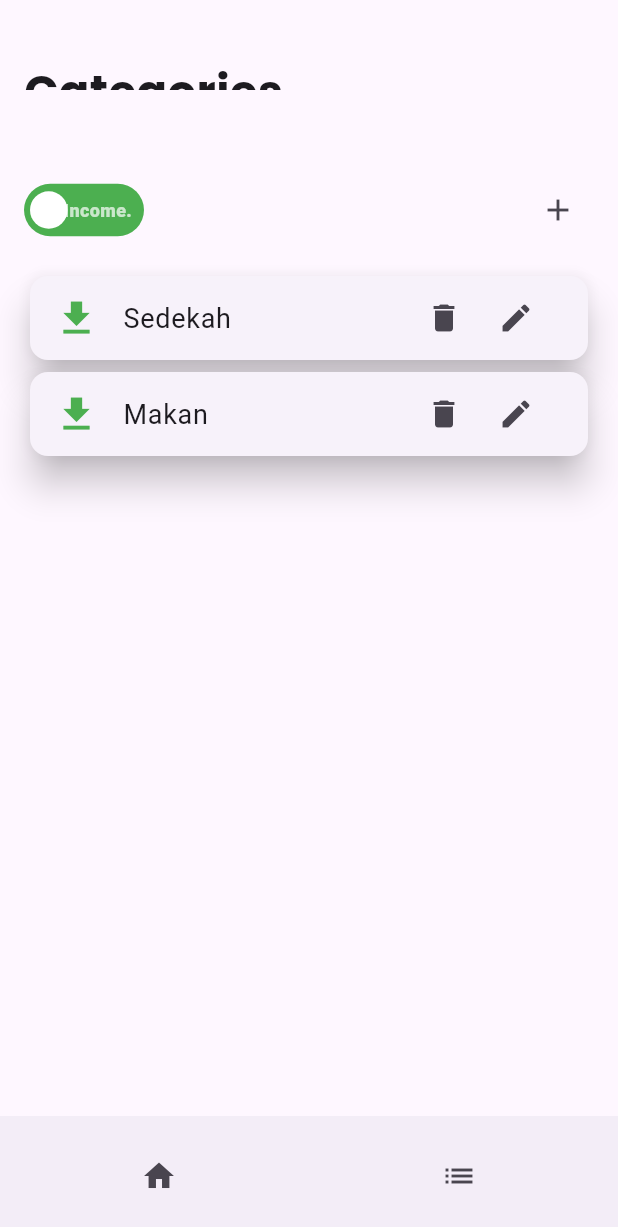
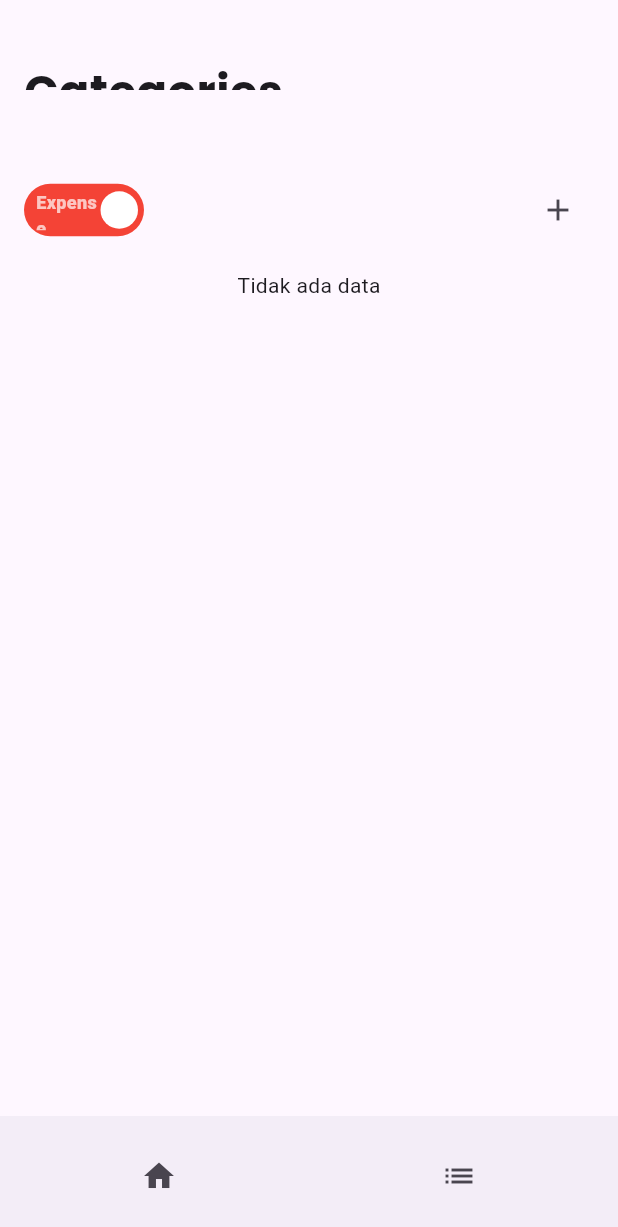
Before and after one commit to nandainun/Moneyman, a Flutter app: the screen it shows after launch, after a tap on the "list" icon, on a phone screen of 412 x 824 dp. Shown: the top 1227 px of the screen. Run offline on Flutter 3.47's test engine with Material 3 defaults, Android fonts, the phone set to English and light mode, and no system bars; drawn by our look-alikes of flutter_switch; our stand-ins replace drift, google_fonts, sqlite3_flutter_libs; missing offline and left inert: calendar_appbar, material_dialogs, sqlite3; accounts and stored records are empty; generated files the repository leaves out were written again.

Commit message:
Insert category

```diff
--- /dev/null
+++ b/lib/models/database.dart
@@ -0,0 +1,79 @@
+// These imports are necessary to open the sqlite3 database
+import 'dart:io';
+
+import 'package:drift/drift.dart';
+import 'package:drift/native.dart';
+import 'package:path_provider/path_provider.dart';
+import 'package:path/path.dart' as p;
+import 'package:sqlite3/sqlite3.dart';
+import 'package:sqlite3_flutter_libs/sqlite3_flutter_libs.dart';
+
+part 'database.g.dart';
+
+@DataClassName('Category')
+class Categories extends Table {
+  IntColumn get id => integer().autoIncrement()();
+  TextColumn get name => text().withLength(max: 128)();
+  IntColumn get type => integer()();
+  DateTimeColumn get createdAt => dateTime()();
+  DateTimeColumn get updatedAt => dateTime()();
+  DateTimeColumn get deletedAt => dateTime().nullable()();
+}
+
+class Transactions extends Table {
+  IntColumn get id => integer().autoIncrement()();
+  TextColumn get name => text().withLength(max: 128)();
+  IntColumn get category_id => integer()();
+  DateTimeColumn get transaction_date => dateTime()();
+  IntColumn get amount => integer()();
+  DateTimeColumn get createdAt => dateTime()();
+  DateTimeColumn get updatedAt => dateTime()();
+  DateTimeColumn get deletedAt => dateTime().nullable()();
+}
+
+@DriftDatabase(tables: [Categories, Transactions])
+class AppDatabase extends _$AppDatabase {
+  AppDatabase() : super(_openConnection());
+
+  @override
+  int get schemaVersion => 1;
+
+  // CRUD CATEGORY
+  Future<List<Category>> getAllCategoryRepo(int type) async {
+    return await (select(categories)..where((tbl) => tbl.type.equals(type)))
+        .get();
+  }
+
+  Future updateCategoryRepo(int id, String name) async {
+    return (update(categories)..where((tbl) => tbl.id.equals(id)))
+        .write(CategoriesCompanion(name: Value(name)));
+  }
+
+  Future deleteCategoryRepo(int id) async {
+    return (delete(categories)..where((tbl) => tbl.id.equals(id))).go();
+  }
+}
+
+LazyDatabase _openConnection() {
+  // the LazyDatabase util lets us find the right location for the file async.
+  return LazyDatabase(() async {
+    // put the database file, called db.sqlite here, into the documents folder
+    // for your app.
+    final dbFolder = await getApplicationDocumentsDirectory();
+    final file = File(p.join(dbFolder.path, 'db.sqlite'));
+
+    // Also work around limitations on old Android versions
+    if (Platform.isAndroid) {
+      await applyWorkaroundToOpenSqlite3OnOldAndroidVersions();
+    }
+
+    // Make sqlite3 pick a more suitable location for temporary files - the
+    // one from the system may be inaccessible due to sandboxing.
+    final cachebase = (await getTemporaryDirectory()).path;
+    // We can't access /tmp on Android, which sqlite3 would try by default.
+    // Explicitly tell it about the correct temporary directory.
+    sqlite3.tempDirectory = cachebase;
+
+    return NativeDatabase.createInBackground(file);
+  });
+}
--- a/lib/pages/category_page.dart
+++ b/lib/pages/category_page.dart
@@ -4,6 +4,7 @@ import 'package:google_fonts/google_fonts.dart';
 import 'package:material_dialogs/material_dialogs.dart';
 import 'package:material_dialogs/widgets/buttons/icon_button.dart';
 import 'package:material_dialogs/widgets/buttons/icon_outline_button.dart';
+import 'package:moneyman/models/database.dart';
 
 class CategoryPage extends StatefulWidget {
   const CategoryPage({super.key});
@@ -13,9 +14,28 @@ class CategoryPage extends StatefulWidget {
 }
 
 class _CategoryPageState extends State<CategoryPage> {
-  bool isExpense = false;
+  bool isExpense = true;
+  int type = 2;
+  final AppDatabase database = AppDatabase();
+  TextEditingController categoryNameController = TextEditingController();
+
+  Future insert(String name, int type) async {
+    DateTime now = DateTime.now();
+    final row = await database.into(database.categories).insertReturning(
+        CategoriesCompanion.insert(
+            name: name, type: type, createdAt: now, updatedAt: now));
+    print(row);
+  }
+
+  Future<List<Category>> getAllCategoryRepo(int type) async {
+    return await database.getAllCategoryRepo(type);
+  }
+
   // ADD BUTTON
-  void openDialog() {
+  void openDialog(Category? category) {
+    if (category != null) {
+      categoryNameController.text = category.name;
+    }
     showDialog(
       context: context,
       builder: (BuildContext context) {
@@ -35,6 +55,7 @@ class _CategoryPageState extends State<CategoryPage> {
                     height: 10,
                   ),
                   TextFormField(
+                    controller: categoryNameController,
                     decoration: InputDecoration(
                       border: OutlineInputBorder(),
                       hintText: "Name",
@@ -47,7 +68,12 @@ class _CategoryPageState extends State<CategoryPage> {
                     style: ElevatedButton.styleFrom(
                       backgroundColor: Colors.green,
                     ),
-                    onPressed: () {},
+                    onPressed: () {
+                      insert(categoryNameController.text, isExpense ? 2 : 1);
+                      Navigator.of(context, rootNavigator: true).pop('dialog');
+                      setState(() {});
+                      categoryNameController.clear();
+                    },
                     child: Text(
                       "Save",
                       style: TextStyle(color: Colors.white),
@@ -112,21 +138,37 @@ class _CategoryPageState extends State<CategoryPage> {
                     setState(
                       () {
                         isExpense = val;
+                        type = val ? 2 : 1;
                       },
                     );
                   },
                 ),
                 IconButton(
                   onPressed: () {
-                    openDialog();
+                    openDialog(null);
                   },
                   icon: Icon(Icons.add),
                 ),
               ],
             ),
           ),
-          Padding(
-            padding: const EdgeInsets.symmetric(horizontal: 16),
+          FutureBuilder<List<Category>>(
+              future: getAllCategoryRepo(type),
+              builder: (context, snapshot) {
+                if (snapshot.connectionState == ConnectionState.waiting) {
+                  return Center(
+                    child: CircularProgressIndicator(),
+                  );
+                } else {
+                  if (snapshot.hasData) {
+                    if (snapshot.data!.length > 0) {
+                      return ListView.builder(
+                          shrinkWrap: true,
+                          itemCount: snapshot.data!.length,
+                          itemBuilder: (context, index) {
+                            return Padding(
+                              padding:
+                                  const EdgeInsets.symmetric(horizontal: 16),
                               child: Card(
                                 elevation: 10,
                                 child: ListTile(
@@ -140,13 +182,15 @@ class _CategoryPageState extends State<CategoryPage> {
                                         icon: Icon(Icons.delete),
                                       ),
                                       IconButton(
-                      onPressed: () {},
+                                        onPressed: () {
+                                          openDialog(snapshot.data![index]);
+                                        },
                                         icon: Icon(Icons.edit),
                                       ),
                                     ],
                                   ),
                                   title: Text(
-                  'Sedekah',
+                                    snapshot.data![index].name,
                                     style: TextStyle(fontSize: 18),
                                   ),
                                   leading: (isExpense)
@@ -162,45 +206,20 @@ class _CategoryPageState extends State<CategoryPage> {
                                         ),
                                 ),
                               ),
-          ),
-          Padding(
-            padding: const EdgeInsets.symmetric(horizontal: 16),
-            child: Card(
-              elevation: 10,
-              child: ListTile(
-                trailing: Row(
-                  mainAxisSize: MainAxisSize.min,
-                  children: [
-                    IconButton(
-                      onPressed: () {
-                        deleteDialog();
-                      },
-                      icon: Icon(Icons.delete),
-                    ),
-                    IconButton(
-                      onPressed: () {},
-                      icon: Icon(Icons.edit),
-                    ),
-                  ],
-                ),
-                title: Text(
-                  'Makan',
-                  style: TextStyle(fontSize: 18),
-                ),
-                leading: (isExpense)
-                    ? Icon(
-                        Icons.upload,
-                        color: Colors.red,
-                        size: 30,
-                      )
-                    : Icon(
-                        Icons.download,
-                        color: Colors.green,
-                        size: 30,
-                      ),
-              ),
-            ),
-          ),
+                            );
+                          });
+                    } else {
+                      return Center(
+                        child: Text('Tidak ada data'),
+                      );
+                    }
+                  } else {
+                    return Center(
+                      child: Text('Tidak ada data'),
+                    );
+                  }
+                }
+              }),
         ],
       ),
     );
```
Also changed, not shown: lib/models/database.g.dart (added). Lines whose indentation alone changed are shown as unchanged.
